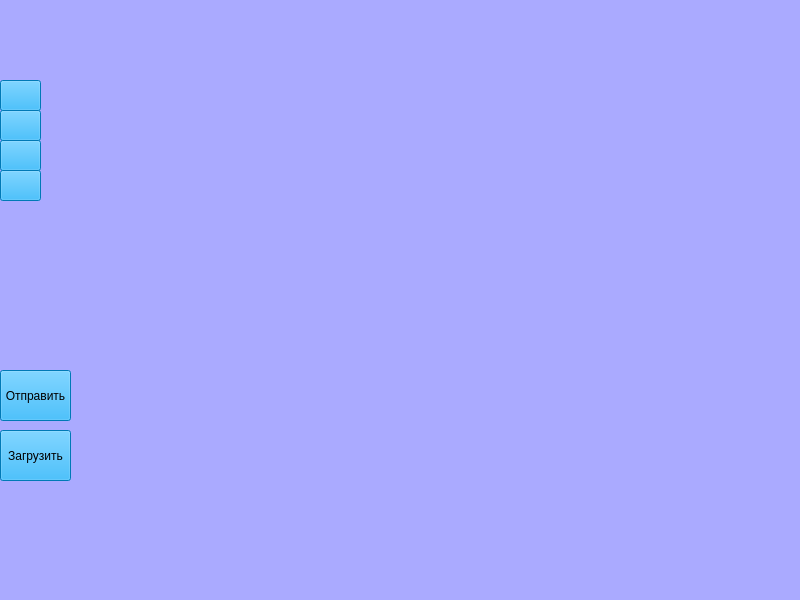
This is Roles/admin/design_admin.ui in Blinded-by-luck/mil_faculty_app as Qt 5 draws it before an edit. The edited form follows.
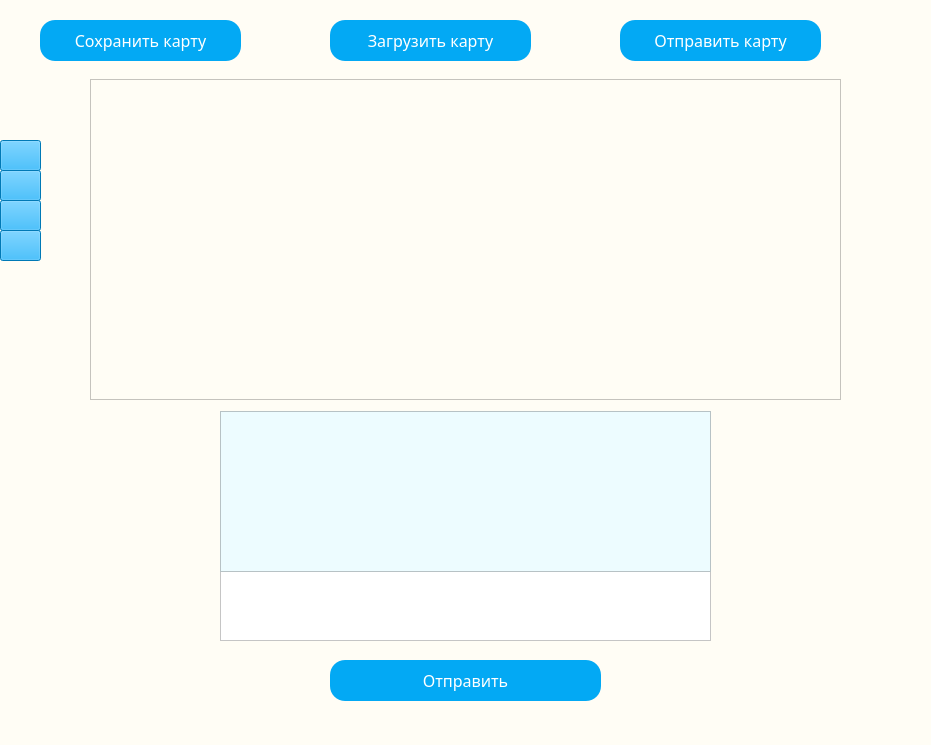
This is the edited form. Icons and pictures are not drawn.

Diff of the .ui file:
```diff
--- a/Roles/admin/design_admin.ui
+++ b/Roles/admin/design_admin.ui
@@ -6,8 +6,8 @@
    <rect>
     <x>0</x>
     <y>0</y>
-    <width>800</width>
-    <height>600</height>
+    <width>931</width>
+    <height>745</height>
    </rect>
   </property>
   <property name="minimumSize">
@@ -20,72 +20,152 @@
    <string>Project</string>
   </property>
   <property name="styleSheet">
-   <string notr="true">background-color: rgb(170, 170, 255);</string>
+   <string notr="true">background: #fffdf5;</string>
   </property>
   <widget class="QWidget" name="centralwidget">
-   <widget class="QPushButton" name="add_computer_btn">
-    <property name="geometry">
-     <rect>
-      <x>0</x>
-      <y>80</y>
-      <width>41</width>
-      <height>31</height>
-     </rect>
-    </property>
-    <property name="styleSheet">
-     <string notr="true">background-color: rgb(0, 170, 255);</string>
-    </property>
-    <property name="text">
-     <string/>
-    </property>
-    <property name="icon">
-     <iconset>
-      <normaloff>../../Models/Computer.png</normaloff>../../Models/Computer.png</iconset>
-    </property>
-    <property name="iconSize">
-     <size>
-      <width>32</width>
-      <height>32</height>
-     </size>
-    </property>
-   </widget>
    <widget class="QPushButton" name="send_btn">
     <property name="geometry">
      <rect>
-      <x>0</x>
-      <y>370</y>
-      <width>71</width>
-      <height>51</height>
+      <x>620</x>
+      <y>20</y>
+      <width>201</width>
+      <height>41</height>
      </rect>
     </property>
     <property name="styleSheet">
-     <string notr="true">background-color: rgb(0, 170, 255);</string>
+     <string notr="true">QPushButton
+{
+	background: #03a9f4;
+	color: #fff;
+	border-radius: 15px;
+	font-size: 12pt;
+	font-family: Century Gothic, sans-serif;
+}
+
+QPushButton:hover
+{
+    background-color:#64bee8;
+}
+
+QPushButton:pressed
+{
+    background-color:#03a9f4;
+}</string>
+    </property>
+    <property name="text">
+     <string>Отправить карту</string>
+    </property>
+   </widget>
+   <widget class="QPlainTextEdit" name="plainTextEdit">
+    <property name="geometry">
+     <rect>
+      <x>220</x>
+      <y>570</y>
+      <width>491</width>
+      <height>71</height>
+     </rect>
+    </property>
+    <property name="styleSheet">
+     <string notr="true">background: white;
+font-size: 12pt;
+font-family: Century Gothic, sans-serif;</string>
+    </property>
+   </widget>
+   <widget class="QPushButton" name="pushButton_2">
+    <property name="geometry">
+     <rect>
+      <x>330</x>
+      <y>660</y>
+      <width>271</width>
+      <height>41</height>
+     </rect>
+    </property>
+    <property name="styleSheet">
+     <string notr="true">QPushButton
+{
+	background: #03a9f4;
+	color: #fff;
+	border-radius: 15px;
+	font-size: 12pt;
+	font-family: Century Gothic, sans-serif;
+}
+
+QPushButton:hover
+{
+    background-color:#64bee8;
+}
+
+QPushButton:pressed
+{
+    background-color:#03a9f4;
+}</string>
     </property>
     <property name="text">
      <string>Отправить</string>
     </property>
    </widget>
-   <widget class="QPushButton" name="download_btn">
+   <widget class="QFrame" name="frame">
+    <property name="geometry">
+     <rect>
+      <x>90</x>
+      <y>79</y>
+      <width>751</width>
+      <height>321</height>
+     </rect>
+    </property>
+    <property name="frameShape">
+     <enum>QFrame::StyledPanel</enum>
+    </property>
+    <property name="frameShadow">
+     <enum>QFrame::Raised</enum>
+    </property>
+   </widget>
+   <widget class="QTextBrowser" name="textBrowser">
+    <property name="geometry">
+     <rect>
+      <x>220</x>
+      <y>411</y>
+      <width>491</width>
+      <height>161</height>
+     </rect>
+    </property>
+    <property name="styleSheet">
+     <string notr="true">background: #edfcff;
+font-size: 12pt;
+font-family: Century Gothic, sans-serif;</string>
+    </property>
+   </widget>
+   <widget class="QPushButton" name="add_computer_btn">
     <property name="geometry">
      <rect>
       <x>0</x>
-      <y>430</y>
-      <width>71</width>
-      <height>51</height>
+      <y>140</y>
+      <width>41</width>
+      <height>31</height>
      </rect>
     </property>
     <property name="styleSheet">
      <string notr="true">background-color: rgb(0, 170, 255);</string>
     </property>
     <property name="text">
-     <string>Загрузить</string>
+     <string/>
+    </property>
+    <property name="icon">
+     <iconset>
+      <normaloff>../../Models/Computer.png</normaloff>../../Models/Computer.png</iconset>
+    </property>
+    <property name="iconSize">
+     <size>
+      <width>32</width>
+      <height>32</height>
+     </size>
     </property>
    </widget>
    <widget class="QPushButton" name="add_router_btn">
     <property name="geometry">
      <rect>
       <x>0</x>
-      <y>110</y>
+      <y>170</y>
       <width>41</width>
       <height>31</height>
      </rect>
@@ -111,7 +191,7 @@
     <property name="geometry">
      <rect>
       <x>0</x>
-      <y>140</y>
+      <y>200</y>
       <width>41</width>
       <height>31</height>
      </rect>
@@ -137,7 +217,7 @@
     <property name="geometry">
      <rect>
       <x>0</x>
-      <y>170</y>
+      <y>230</y>
       <width>41</width>
       <height>31</height>
      </rect>
@@ -159,16 +239,72 @@
      </size>
     </property>
    </widget>
-  </widget>
-  <widget class="QMenuBar" name="menubar">
-   <property name="geometry">
-    <rect>
-     <x>0</x>
-     <y>0</y>
-     <width>800</width>
-     <height>21</height>
-    </rect>
-   </property>
+   <widget class="QPushButton" name="download_btn">
+    <property name="geometry">
+     <rect>
+      <x>330</x>
+      <y>20</y>
+      <width>201</width>
+      <height>41</height>
+     </rect>
+    </property>
+    <property name="styleSheet">
+     <string notr="true">QPushButton
+{
+	background: #03a9f4;
+	color: #fff;
+	border-radius: 15px;
+	font-size: 12pt;
+	font-family: Century Gothic, sans-serif;
+}
+
+QPushButton:hover
+{
+    background-color:#64bee8;
+}
+
+QPushButton:pressed
+{
+    background-color:#03a9f4;
+}</string>
+    </property>
+    <property name="text">
+     <string>Загрузить карту</string>
+    </property>
+   </widget>
+   <widget class="QPushButton" name="save_btn">
+    <property name="geometry">
+     <rect>
+      <x>40</x>
+      <y>20</y>
+      <width>201</width>
+      <height>41</height>
+     </rect>
+    </property>
+    <property name="styleSheet">
+     <string notr="true">QPushButton
+{
+	background: #03a9f4;
+	color: #fff;
+	border-radius: 15px;
+	font-size: 12pt;
+	font-family: Century Gothic, sans-serif;
+}
+
+QPushButton:hover
+{
+    background-color:#64bee8;
+}
+
+QPushButton:pressed
+{
+    background-color:#03a9f4;
+}</string>
+    </property>
+    <property name="text">
+     <string>Сохранить карту</string>
+    </property>
+   </widget>
   </widget>
   <widget class="QStatusBar" name="statusbar"/>
  </widget>
```
